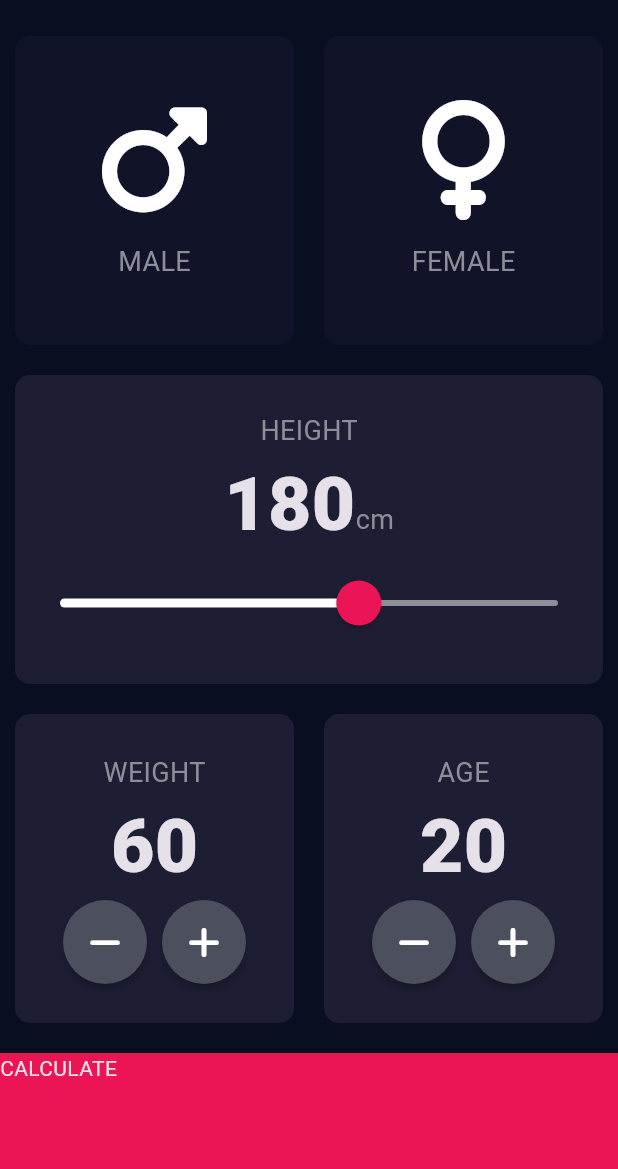
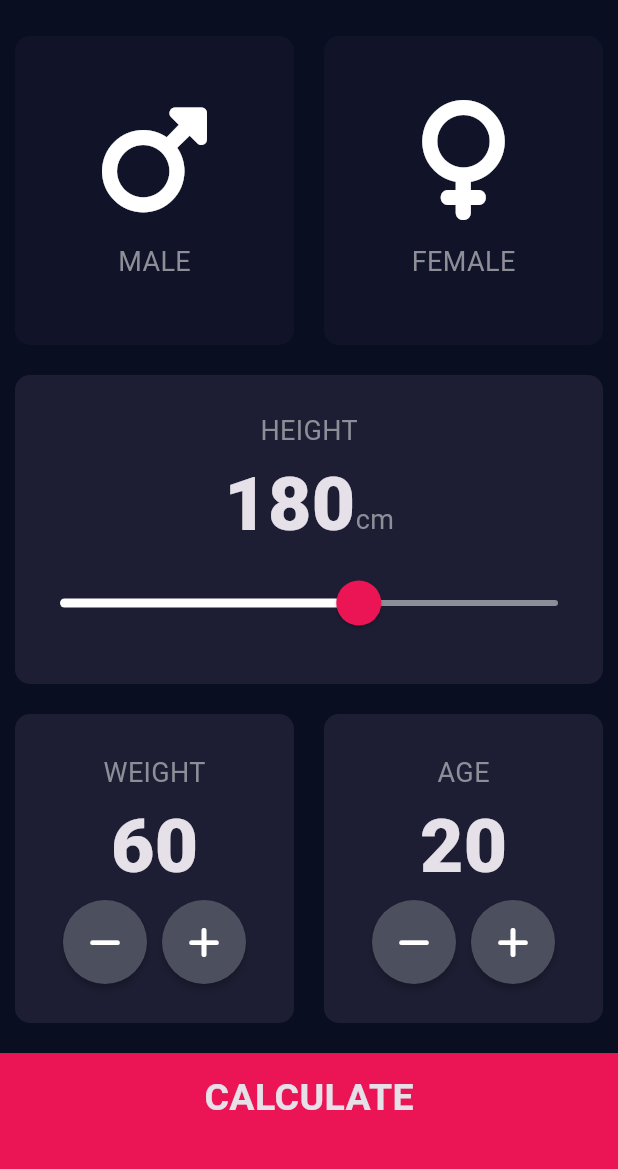
Before and after one commit to alphaseneca/60dayschallenge, a Flutter app: the screen it shows after launch, on a phone screen of 412 x 824 dp, the part 63-1232 px from its top. Run offline on Flutter 3.47's test engine with Material 3 defaults, Android fonts, the phone set to English and light mode, and no system bars; our stand-ins replace audioplayers, font_awesome_flutter, rflutter_alert.

Commit message:
completed the styling of the inputpage

```diff
--- a/bmicalculator/lib/input_page.dart
+++ b/bmicalculator/lib/input_page.dart
@@ -238,9 +238,15 @@ class _InputPageState extends State<InputPage> {
             child: Container(
               color: bottomContainerColour,
               margin: EdgeInsets.only(top: 10.0),
+              padding: EdgeInsets.only(bottom: 20.0),
               width: double.infinity,
               height: bottomContainerHeight,
-              child: Text('CALCULATE'),
+              child: Center(
+                child: Text(
+                  'CALCULATE',
+                  style: largeButtonTextStyle,
+                ),
+              ),
             ),
           ),
         ],
```
